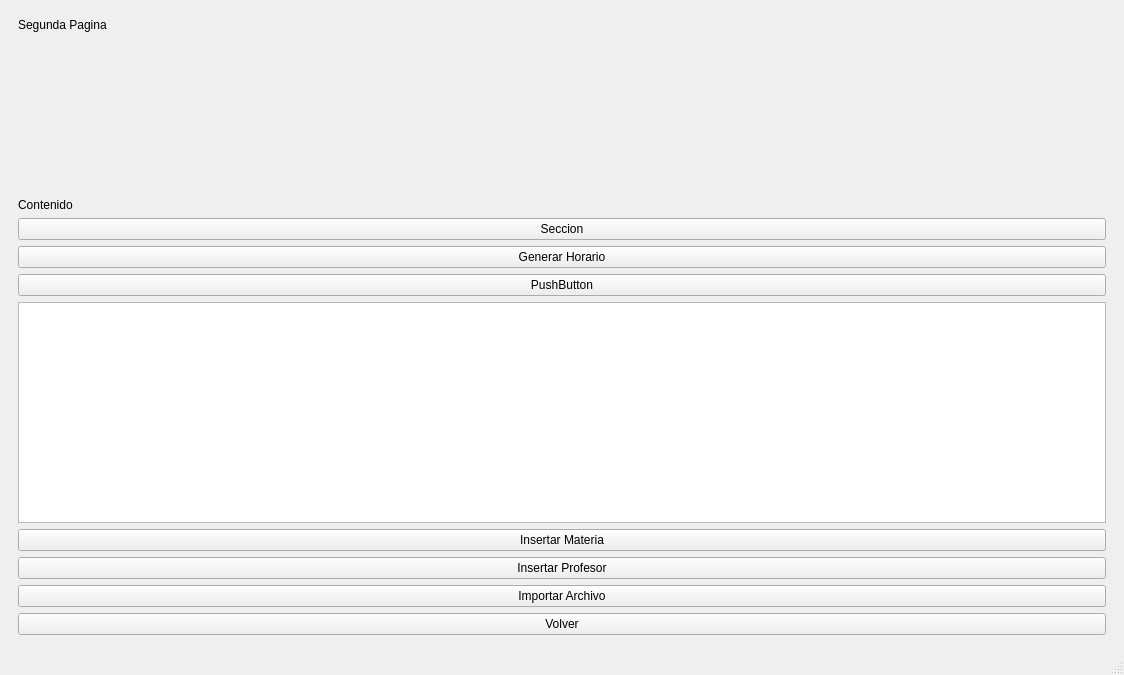
Old version of the form ui/mainwindow.ui in the repository gustalbert11/Time-Tabling.
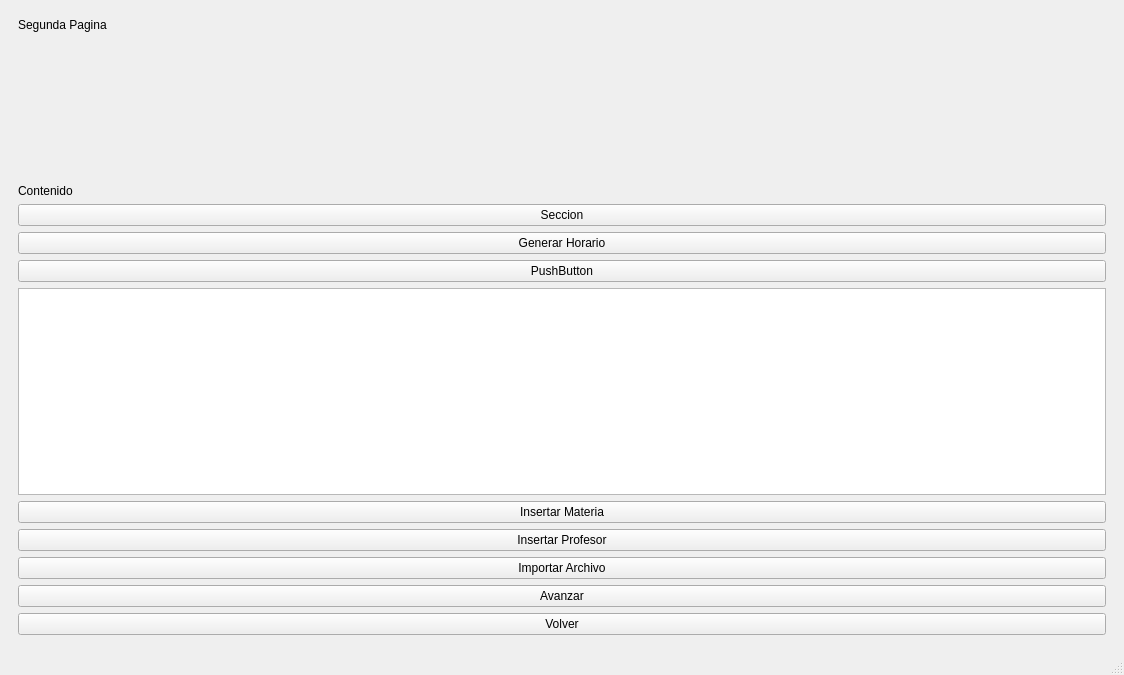
New version of the form. The open tabs and pages were chosen to show the change.

Diff of the .ui file:
```diff
--- a/ui/mainwindow.ui
+++ b/ui/mainwindow.ui
@@ -132,6 +132,13 @@
           </property>
          </widget>
         </item>
+        <item>
+         <widget class="QPushButton" name="avPag2Button">
+          <property name="text">
+           <string>Avanzar</string>
+          </property>
+         </widget>
+        </item>
         <item>
          <widget class="QPushButton" name="backButton">
           <property name="text">
```
Left out of the diff: 4 changed lines with no effect on the pictures.
